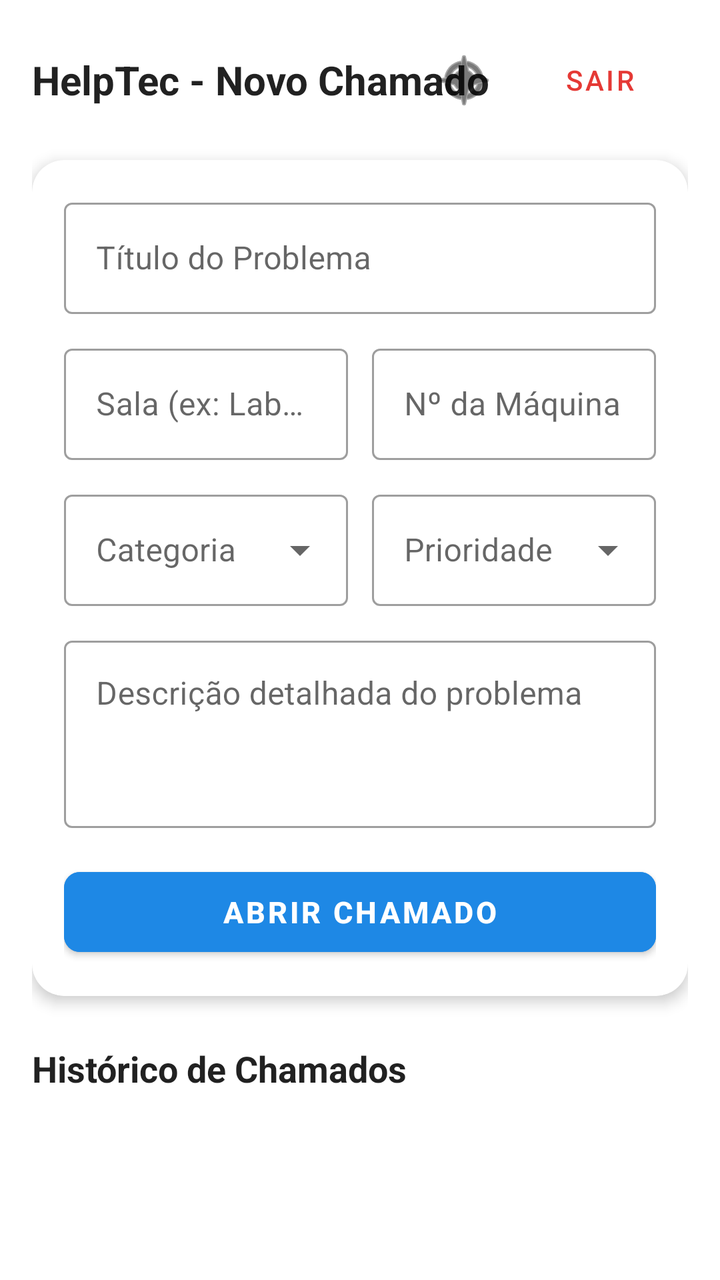
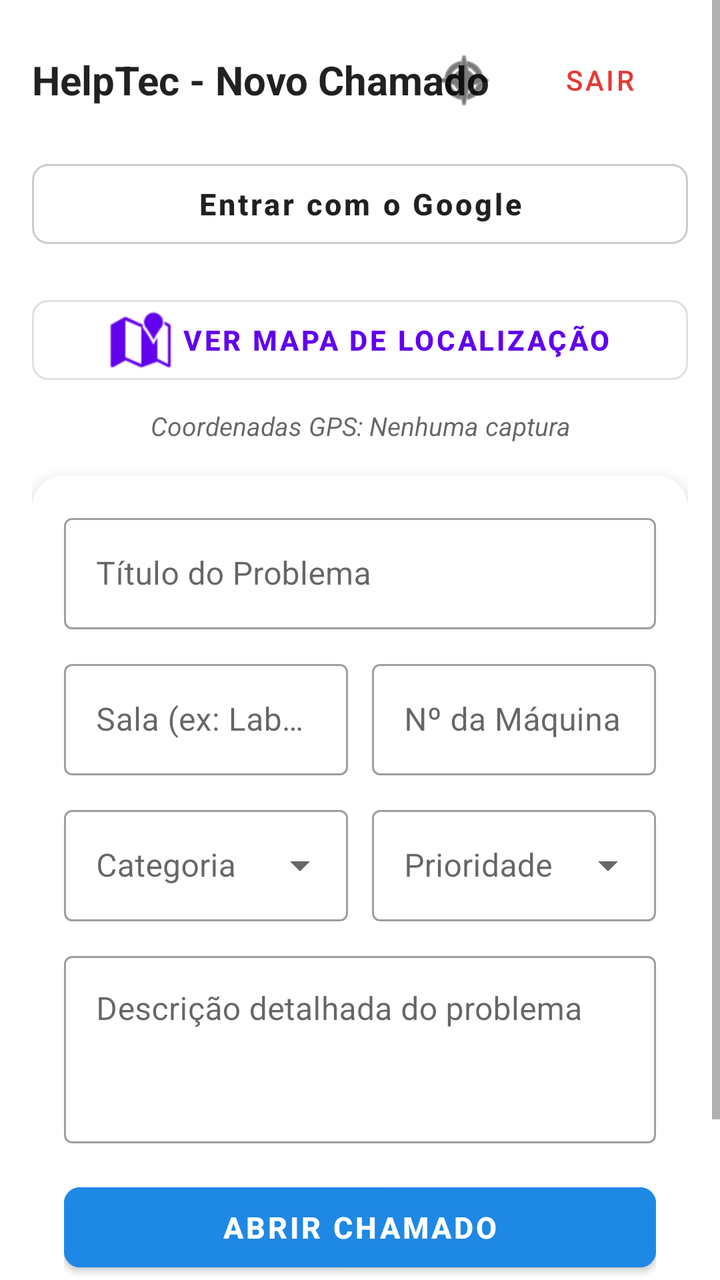

An Android layout rendered at two revisions. The XML below is the earlier revision; the diff shows what the commit changed to produce the second picture.
<!-- AndroidManifest.xml: application theme Theme.MaterialComponents.DayNight.NoActionBar -->
<!-- res/layout/activity_main.xml -->
<?xml version="1.0" encoding="utf-8"?>
<ScrollView xmlns:android="http://schemas.android.com/apk/res/android"
    xmlns:app="http://schemas.android.com/apk/res-auto"
    android:layout_width="match_parent"
    android:layout_height="match_parent"
    android:fillViewport="true">

    <LinearLayout
        android:layout_width="match_parent"
        android:layout_height="wrap_content"
        android:orientation="vertical"
        android:padding="16dp">

        <RelativeLayout
            android:layout_width="match_parent"
            android:layout_height="wrap_content"
            android:layout_marginBottom="16dp">

            <TextView
                android:layout_width="wrap_content"
                android:layout_height="wrap_content"
                android:layout_alignParentStart="true"
                android:layout_centerVertical="true"
                android:text="HelpTec - Novo Chamado"
                android:textColor="?android:attr/textColorPrimary"
                android:textSize="20sp"
                android:textStyle="bold" />

            <LinearLayout
                android:layout_width="wrap_content"
                android:layout_height="wrap_content"
                android:layout_alignParentEnd="true"
                android:layout_centerVertical="true"
                android:gravity="center_vertical"
                android:orientation="horizontal">

                <ImageButton
                    android:id="@+id/btnAlternarTema"
                    android:layout_width="48dp"
                    android:layout_height="48dp"
                    android:background="?attr/selectableItemBackgroundBorderless"
                    android:contentDescription="Alternar Tema"
                    android:src="@android:drawable/ic_menu_compass"
                    app:tint="?android:attr/textColorPrimary" />

                <com.google.android.material.button.MaterialButton
                    android:id="@+id/btnSair"
                    style="@style/Widget.MaterialComponents.Button.TextButton"
                    android:layout_width="wrap_content"
                    android:layout_height="wrap_content"
                    android:text="SAIR"
                    android:textColor="#E53935" />
            </LinearLayout>
        </RelativeLayout>

        <com.google.android.material.card.MaterialCardView
            android:layout_width="match_parent"
            android:layout_height="wrap_content"
            android:layout_marginBottom="24dp"
            app:cardCornerRadius="16dp"
            app:cardElevation="4dp">

            <LinearLayout
                android:layout_width="match_parent"
                android:layout_height="wrap_content"
                android:orientation="vertical"
                android:padding="16dp">

                <com.google.android.material.textfield.TextInputLayout
                    style="@style/Widget.MaterialComponents.TextInputLayout.OutlinedBox"
                    android:layout_width="match_parent"
                    android:layout_height="wrap_content"
                    android:hint="Título do Problema">

                    <com.google.android.material.textfield.TextInputEditText
                        android:id="@+id/etTitulo"
                        android:layout_width="match_parent"
                        android:layout_height="wrap_content"
                        android:textColor="?android:attr/textColorPrimary" />
                </com.google.android.material.textfield.TextInputLayout>

                <LinearLayout
                    android:layout_width="match_parent"
                    android:layout_height="wrap_content"
                    android:layout_marginTop="12dp"
                    android:orientation="horizontal">

                    <com.google.android.material.textfield.TextInputLayout
                        style="@style/Widget.MaterialComponents.TextInputLayout.OutlinedBox"
                        android:layout_width="0dp"
                        android:layout_height="wrap_content"
                        android:layout_marginEnd="6dp"
                        android:layout_weight="1"
                        android:hint="Sala (ex: Lab 02)">

                        <com.google.android.material.textfield.TextInputEditText
                            android:id="@+id/etSala"
                            android:layout_width="match_parent"
                            android:layout_height="wrap_content"
                            android:textColor="?android:attr/textColorPrimary" />
                    </com.google.android.material.textfield.TextInputLayout>

                    <com.google.android.material.textfield.TextInputLayout
                        style="@style/Widget.MaterialComponents.TextInputLayout.OutlinedBox"
                        android:layout_width="0dp"
                        android:layout_height="wrap_content"
                        android:layout_marginStart="6dp"
                        android:layout_weight="1"
                        android:hint="Nº da Máquina">

                        <com.google.android.material.textfield.TextInputEditText
                            android:id="@+id/etMaquina"
                            android:layout_width="match_parent"
                            android:layout_height="wrap_content"
                            android:textColor="?android:attr/textColorPrimary" />
                    </com.google.android.material.textfield.TextInputLayout>
                </LinearLayout>

                <LinearLayout
                    android:layout_width="match_parent"
                    android:layout_height="wrap_content"
                    android:layout_marginTop="12dp"
                    android:orientation="horizontal">

                    <com.google.android.material.textfield.TextInputLayout
                        style="@style/Widget.MaterialComponents.TextInputLayout.OutlinedBox.ExposedDropdownMenu"
                        android:layout_width="0dp"
                        android:layout_height="wrap_content"
                        android:layout_marginEnd="6dp"
                        android:layout_weight="1"
                        android:hint="Categoria">

                        <AutoCompleteTextView
                            android:id="@+id/spCategoria"
                            android:layout_width="match_parent"
                            android:layout_height="wrap_content"
                            android:inputType="none"
                            android:textColor="?android:attr/textColorPrimary" />
                    </com.google.android.material.textfield.TextInputLayout>

                    <com.google.android.material.textfield.TextInputLayout
                        style="@style/Widget.MaterialComponents.TextInputLayout.OutlinedBox.ExposedDropdownMenu"
                        android:layout_width="0dp"
                        android:layout_height="wrap_content"
                        android:layout_marginStart="6dp"
                        android:layout_weight="1"
                        android:hint="Prioridade">

                        <AutoCompleteTextView
                            android:id="@+id/spPrioridade"
                            android:layout_width="match_parent"
                            android:layout_height="wrap_content"
                            android:inputType="none"
                            android:textColor="?android:attr/textColorPrimary" />
                    </com.google.android.material.textfield.TextInputLayout>
                </LinearLayout>

                <com.google.android.material.textfield.TextInputLayout
                    style="@style/Widget.MaterialComponents.TextInputLayout.OutlinedBox"
                    android:layout_width="match_parent"
                    android:layout_height="wrap_content"
                    android:layout_marginTop="12dp"
                    android:hint="Descrição detalhada do problema">

                    <com.google.android.material.textfield.TextInputEditText
                        android:id="@+id/etDescricao"
                        android:layout_width="match_parent"
                        android:layout_height="wrap_content"
                        android:gravity="top"
                        android:minLines="3"
                        android:textColor="?android:attr/textColorPrimary" />
                </com.google.android.material.textfield.TextInputLayout>

                <com.google.android.material.button.MaterialButton
                    android:id="@+id/btnAbrirChamado"
                    android:layout_width="match_parent"
                    android:layout_height="52dp"
                    android:layout_marginTop="16dp"
                    android:backgroundTint="#1E88E5"
                    android:text="ABRIR CHAMADO"
                    android:textColor="#FFFFFF"
                    android:textSize="15sp"
                    android:textStyle="bold"
                    app:cornerRadius="8dp" />

            </LinearLayout>
        </com.google.android.material.card.MaterialCardView>

        <TextView
            android:layout_width="wrap_content"
            android:layout_height="wrap_content"
            android:layout_marginBottom="12dp"
            android:text="Histórico de Chamados"
            android:textColor="?android:attr/textColorPrimary"
            android:textSize="18sp"
            android:textStyle="bold" />

        <androidx.recyclerview.widget.RecyclerView
            android:id="@+id/rvChamados"
            android:layout_width="match_parent"
            android:layout_height="wrap_content" />

    </LinearLayout>

</ScrollView>
<!-- resources referenced by this layout -->
<resources>

</resources>

<!-- the commit's change to res/layout/activity_main.xml (unified diff, before → after) -->
@@ -11,12 +11,14 @@
         android:orientation="vertical"
         android:padding="16dp">
 
+        
         <RelativeLayout
             android:layout_width="match_parent"
             android:layout_height="wrap_content"
-            android:layout_marginBottom="16dp">
+            android:layout_marginBottom="12dp">
 
             <TextView
+                android:id="@+id/tvTitle"
                 android:layout_width="wrap_content"
                 android:layout_height="wrap_content"
                 android:layout_alignParentStart="true"
@@ -53,6 +55,49 @@
             </LinearLayout>
         </RelativeLayout>
 
+        
+        <com.google.android.material.button.MaterialButton
+            android:id="@+id/btnLoginGoogle"
+            style="@style/Widget.MaterialComponents.Button.OutlinedButton"
+            android:layout_width="match_parent"
+            android:layout_height="52dp"
+            android:layout_marginBottom="16dp"
+            android:text="Entrar com o Google"
+            android:textAllCaps="false"
+            android:textColor="?android:attr/textColorPrimary"
+            android:textSize="15sp"
+            android:textStyle="bold"
+            app:cornerRadius="8dp"
+            app:strokeColor="#CCCCCC"
+            app:strokeWidth="1dp" />
+
+        
+        <com.google.android.material.button.MaterialButton
+            android:id="@+id/btnAbrirMapa"
+            style="@style/Widget.MaterialComponents.Button.OutlinedButton"
+            android:layout_width="match_parent"
+            android:layout_height="52dp"
+            android:layout_marginBottom="8dp"
+            android:text="VER MAPA DE LOCALIZAÇÃO"
+            android:textSize="14sp"
+            android:textStyle="bold"
+            app:cornerRadius="8dp"
+            app:icon="@android:drawable/ic_dialog_map"
+            app:iconGravity="textStart" />
+
+        
+        <TextView
+            android:id="@+id/tvCoordenadas"
+            android:layout_width="match_parent"
+            android:layout_height="wrap_content"
+            android:layout_marginBottom="16dp"
+            android:gravity="center"
+            android:text="Coordenadas GPS: Nenhuma captura"
+            android:textColor="?android:attr/textColorSecondary"
+            android:textSize="13sp"
+            android:textStyle="italic" />
+
+        
         <com.google.android.material.card.MaterialCardView
             android:layout_width="match_parent"
             android:layout_height="wrap_content"
@@ -66,6 +111,7 @@
                 android:orientation="vertical"
                 android:padding="16dp">
 
+                
                 <com.google.android.material.textfield.TextInputLayout
                     style="@style/Widget.MaterialComponents.TextInputLayout.OutlinedBox"
                     android:layout_width="match_parent"
@@ -79,6 +125,7 @@
                         android:textColor="?android:attr/textColorPrimary" />
                 </com.google.android.material.textfield.TextInputLayout>
 
+                
                 <LinearLayout
                     android:layout_width="match_parent"
                     android:layout_height="wrap_content"
@@ -116,6 +163,7 @@
                     </com.google.android.material.textfield.TextInputLayout>
                 </LinearLayout>
 
+                
                 <LinearLayout
                     android:layout_width="match_parent"
                     android:layout_height="wrap_content"
@@ -155,6 +203,7 @@
                     </com.google.android.material.textfield.TextInputLayout>
                 </LinearLayout>
 
+                
                 <com.google.android.material.textfield.TextInputLayout
                     style="@style/Widget.MaterialComponents.TextInputLayout.OutlinedBox"
                     android:layout_width="match_parent"
@@ -171,6 +220,7 @@
                         android:textColor="?android:attr/textColorPrimary" />
                 </com.google.android.material.textfield.TextInputLayout>
 
+                
                 <com.google.android.material.button.MaterialButton
                     android:id="@+id/btnAbrirChamado"
                     android:layout_width="match_parent"
@@ -186,6 +236,7 @@
             </LinearLayout>
         </com.google.android.material.card.MaterialCardView>
 
+        
         <TextView
             android:layout_width="wrap_content"
             android:layout_height="wrap_content"
